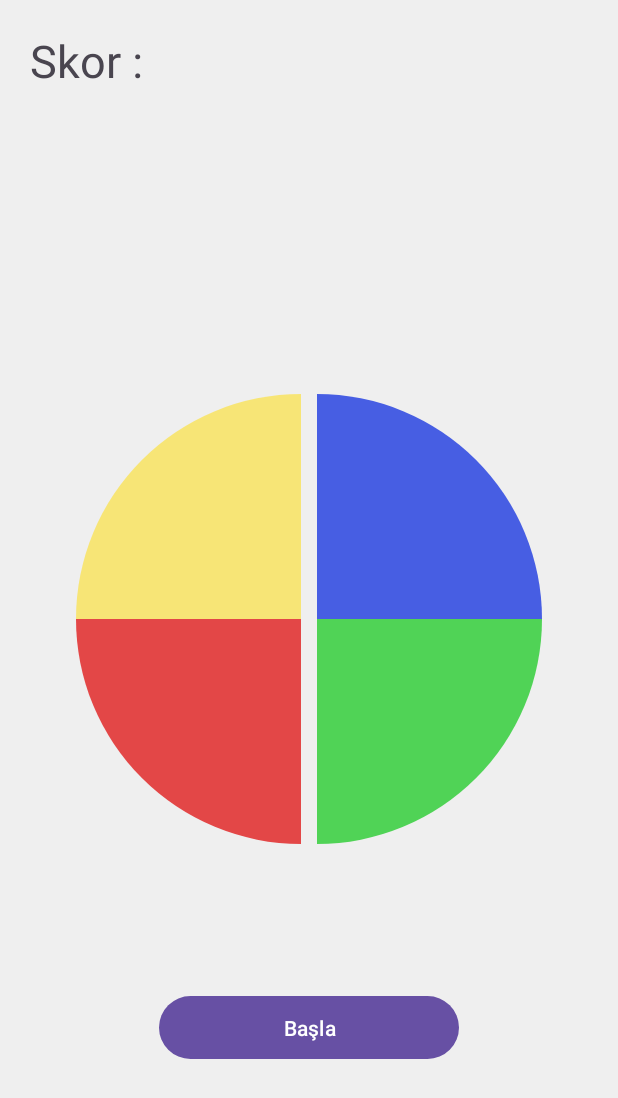
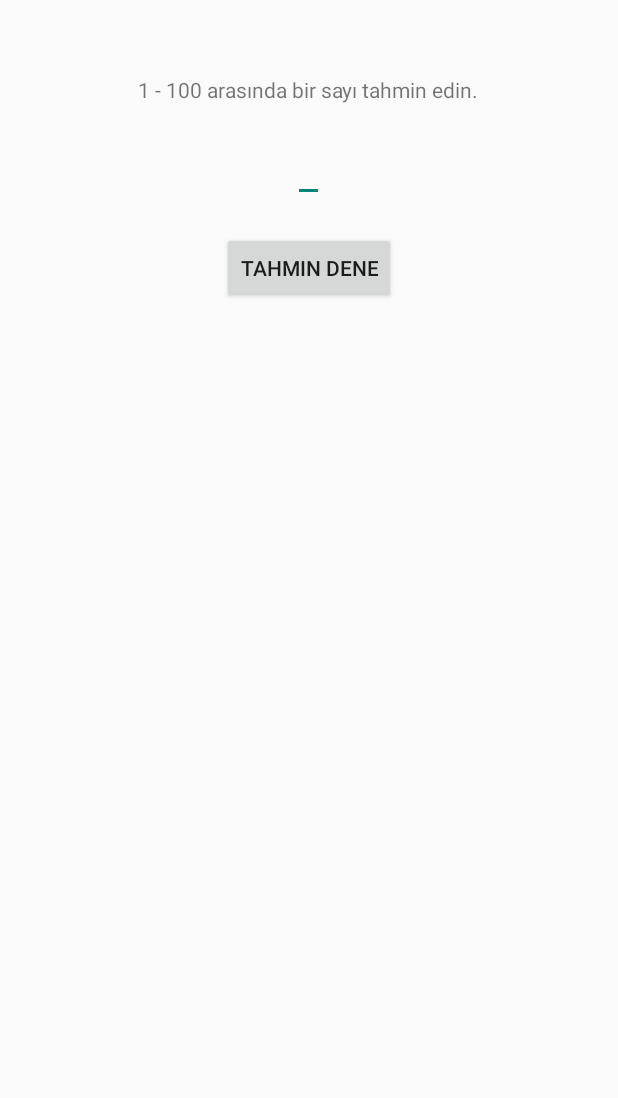
Before and after one commit to EnesTalhaCelik/MobilProgramlamaOdev2, an Android app: the screen it shows after launch (MainActivity), on a phone screen of 412 x 824 dp. Shown: the top 1098 px of the screen. Run offline under Robolectric (Android 15) with nearby library versions, the phone set to English and light mode, and no system bars.

```diff
--- a/app/src/main/java/com/example/mobilprogramlamaodev2/MainActivity.java
+++ b/app/src/main/java/com/example/mobilprogramlamaodev2/MainActivity.java
@@ -2,78 +2,79 @@ package com.example.mobilprogramlamaodev2;
 
 import androidx.appcompat.app.AppCompatActivity;
 
-import android.media.ToneGenerator;
+
 import android.os.Bundle;
+
+import android.view.View;
 import android.widget.Button;
-import android.widget.ImageButton;
+import android.widget.EditText;
+
+import android.widget.TextView;
 
 import java.util.Random;
-import java.util.ArrayList;
-import java.util.List;
 
 public class MainActivity extends AppCompatActivity {
 
-    //Enes Talha Çelik
-    //1 KIRMIZI 2 SARI 3 MAVİ 4 YEŞİL
-    //Oyunun başında [1 , 4] arasında rastgele bir sayı belirlenecek
-    //belirlenen sayı listenin sonuna eklenecek ve melodi sırayla çalınacak
-    //kullanıcı her butona bastığında listedeki o sıradaki sayı ile kullanıcının buton seçimi
-    //karşılaştırılacak
-    //doğru ise listeye yeni bir sayı eklenecek yanlış ise oyun sona erecek.
-
-
-    List<Integer> RenkSira = new ArrayList<Integer>();
-    Random rastgeleSayi = new Random();
-    int mevcutSira=0;
-    int kulaniciSkor = 0;
-    int yuksekSkor= 0;
-    private ToneGenerator toneGenerator;
-
-
-
-    public static void changeImageButtonDrawable(ImageButton imageButton, int drawableResId) {
-        imageButton.setImageResource(drawableResId);
-    }
-
-    private void listeyeRastgeleSayiEkle(){
-        int rastInt = rastgeleSayi.nextInt(3)+1;//rastgele fonk. 0'dan itibaren rastegele sayı ürettiği
-        //için +1 ekliyoruz
-        RenkSira.add(rastInt);//add metodu listenin sonuna ekliyor
-    }
-
-
-    private void kullaniciKarsilastir(int renk){
-        //her butona basıldığında mevcut sıradaki numara karşılaştırılacak ve bakılacak sıra numarası arttırılacak
-        if(RenkSira.get(mevcutSira) == renk){
-            mevcutSira++;
-        }
-        else{
-            mevcutSira = 0;
-            RenkSira.clear();
-        }
-        if(mevcutSira>RenkSira.size()){
-            //listeye yeni item ekleyeceksin. skoru arttıracaksın kazanma fonk
-            listeyeRastgeleSayiEkle();
-            kulaniciSkor +=1;
-            mevcutSira = 0;
-        }
-    }
-
-
-
-
+    private int randomNumber;
+    private EditText guessEditText;
+    private TextView resultTextView;
+    private Button playAgainButton;
 
     @Override
     protected void onCreate(Bundle savedInstanceState) {
         super.onCreate(savedInstanceState);
         setContentView(R.layout.activity_main);
 
-        ImageButton btnSari =   findViewById(R.id.sariButton);
+        guessEditText = findViewById(R.id.guessEditText);
+        resultTextView = findViewById(R.id.resultTextView);
+        playAgainButton = findViewById(R.id.playAgainButton);
 
+        Button guessButton = findViewById(R.id.guessButton);
+        guessButton.setOnClickListener(new View.OnClickListener() {
+            @Override
+            public void onClick(View v) {
+                checkGuess();
+            }
+        });
+
+
+        playAgainButton.setOnClickListener(new View.OnClickListener() {
+            @Override
+            public void onClick(View v) {
+                restartGame();
+            }
+        });
+
+
+        generateRandomNumber();
+    }
+
+    private void generateRandomNumber() {
+        Random random = new Random();
+        randomNumber = random.nextInt(100) + 1;
+    }
+
+    private void checkGuess() {
+        String guessString = guessEditText.getText().toString().trim();
+        if (!guessString.isEmpty()) {
+            int guess = Integer.parseInt(guessString);
+            if (guess == randomNumber) {
+                resultTextView.setText("Tebrikler Doğru Sayıyı Tahmin Ettiniz");
+                playAgainButton.setVisibility(View.VISIBLE);
+            } else if (guess < randomNumber) {
+                resultTextView.setText("Daha Yüksek Bir Sayı Deneyiniz");
+            } else {
+                resultTextView.setText("Daha Düşük Bir Sayı Deneyiniz");
+            }
+            guessEditText.setText("");
+        }
     }
 
 
-
-
-
+    private void restartGame() {
+        generateRandomNumber();
+        resultTextView.setText("");
+        guessEditText.setText("");
+        playAgainButton.setVisibility(View.GONE);
+    }
 }
--- /dev/null
+++ b/app/src/main/res/drawable/disc_red.xml
@@ -0,0 +1,5 @@
+<?xml version="1.0" encoding="utf-8"?>
+<shape xmlns:android="http://schemas.android.com/apk/res/android"
+    android:shape="oval">
+    <solid android:color="#FF0000" />
+</shape>
--- /dev/null
+++ b/app/src/main/res/drawable/disc_yellow.xml
@@ -0,0 +1,5 @@
+<?xml version="1.0" encoding="utf-8"?>
+<shape xmlns:android="http://schemas.android.com/apk/res/android"
+    android:shape="oval">
+    <solid android:color="#FFFF00" />
+</shape>
--- a/app/src/main/res/layout/activity_main.xml
+++ b/app/src/main/res/layout/activity_main.xml
@@ -1,120 +1,54 @@
-<?xml version="1.0" encoding="utf-8"?>
-<LinearLayout xmlns:android="http://schemas.android.com/apk/res/android"
-    xmlns:app="http://schemas.android.com/apk/res-auto"
+<RelativeLayout xmlns:android="http://schemas.android.com/apk/res/android"
     xmlns:tools="http://schemas.android.com/tools"
     android:layout_width="match_parent"
     android:layout_height="match_parent"
-    android:orientation="vertical"
-    tools:context=".MainActivity"
-    android:background="#EFEFEF">
+    tools:context=".MainActivity">
 
-    <LinearLayout
-        android:layout_width="match_parent"
-        android:layout_height="match_parent"
-        android:layout_weight="2"
-        android:orientation="horizontal">
+    <!-- Existing TextView, EditText, and Button for the game -->
+    <TextView
+        android:id="@+id/instructionTextView"
+        android:layout_width="wrap_content"
+        android:layout_height="wrap_content"
+        android:text="1 - 100 arasında bir sayı tahmin edin."
+        android:layout_centerHorizontal="true"
+        android:layout_marginTop="50dp"/>
 
+    <EditText
+        android:id="@+id/guessEditText"
+        android:layout_width="wrap_content"
+        android:layout_height="wrap_content"
+        android:inputType="number"
+        android:layout_below="@id/instructionTextView"
+        android:layout_centerHorizontal="true"
+        android:layout_marginTop="20dp"/>
 
+    <Button
+        android:id="@+id/guessButton"
+        android:layout_width="wrap_content"
+        android:layout_height="wrap_content"
+        android:text="Tahmin Dene"
+        android:layout_below="@id/guessEditText"
+        android:layout_centerHorizontal="true"
+        android:layout_marginTop="20dp"/>
 
-        <TextView
+    <!-- Play Again Button -->
+    <Button
+        android:id="@+id/playAgainButton"
+        android:layout_width="wrap_content"
+        android:layout_height="wrap_content"
+        android:text="Tekrar Başlayın"
+        android:layout_below="@id/resultTextView"
+        android:layout_centerHorizontal="true"
+        android:layout_marginTop="20dp"
+        android:visibility="gone"/>
 
-            android:id="@+id/textView"
-            android:layout_width="wrap_content"
-            android:layout_height="wrap_content"
-            android:layout_weight="1"
-            android:text="Skor :"
-            android:textSize="30dp"
-            android:paddingTop="20dp"
-            android:paddingLeft="20dp"
-            />
+    <TextView
+        android:id="@+id/resultTextView"
+        android:layout_width="wrap_content"
+        android:layout_height="wrap_content"
+        android:text=""
+        android:layout_below="@id/guessButton"
+        android:layout_centerHorizontal="true"
+        android:layout_marginTop="20dp"/>
 
-
-    </LinearLayout>
-
-    <LinearLayout
-        android:layout_width="match_parent"
-        android:layout_height="match_parent"
-        android:layout_weight="1"
-        android:orientation="vertical">
-
-        <LinearLayout
-            android:layout_width="match_parent"
-            android:layout_height="match_parent"
-            android:layout_weight="1"
-            android:orientation="horizontal">
-
-            <ImageButton
-                android:id="@+id/sariButton"
-                android:layout_gravity="bottom"
-                android:layout_width="wrap_content"
-                android:layout_height="wrap_content"
-                android:layout_weight="1"
-                android:background="@android:color/transparent"
-                app:srcCompat="@drawable/saributton"
-                android:paddingLeft="45dp"
-                />
-
-            <ImageButton
-                android:id="@+id/imageButton"
-                android:layout_gravity="bottom"
-                android:layout_width="wrap_content"
-                android:layout_height="wrap_content"
-                android:layout_weight="1"
-                android:background="@android:color/transparent"
-                app:srcCompat="@drawable/mavibutton"
-                android:paddingRight="45dp"
-                />
-        </LinearLayout>
-
-        <LinearLayout
-            android:layout_width="match_parent"
-            android:layout_height="match_parent"
-            android:layout_weight="1"
-            android:orientation="horizontal">
-
-            <ImageButton
-                android:id="@+id/imageButton3"
-                android:layout_width="wrap_content"
-                android:layout_height="wrap_content"
-                android:layout_weight="1"
-                android:background="@android:color/transparent"
-                app:srcCompat="@drawable/kirmizibutton"
-                android:paddingLeft="45dp"
-                />
-
-            <ImageButton
-                android:id="@+id/imageButton4"
-                android:layout_width="wrap_content"
-                android:layout_height="wrap_content"
-                android:layout_weight="1"
-                android:background="@android:color/transparent"
-                app:srcCompat="@drawable/yesilbutton"
-                android:paddingRight="45dp"
-                />
-        </LinearLayout>
-
-    </LinearLayout>
-
-    <LinearLayout
-        android:layout_width="match_parent"
-        android:layout_height="match_parent"
-        android:layout_weight="2"
-        android:orientation="vertical">
-
-        <Button
-            android:id="@+id/baslaButton"
-            android:layout_width="200dp"
-            android:layout_height="100dp"
-            android:layout_weight="1"
-            android:layout_gravity="center"
-            android:text="Başla"
-            />
-
-        <LinearLayout
-            android:layout_width="match_parent"
-            android:layout_height="match_parent"
-            android:layout_weight="1"
-            android:orientation="vertical"></LinearLayout>
-    </LinearLayout>
-
-</LinearLayout>
+</RelativeLayout>
--- a/app/src/main/res/values-night/themes.xml
+++ b/app/src/main/res/values-night/themes.xml
@@ -1,6 +1,6 @@
 <resources xmlns:tools="http://schemas.android.com/tools">
     <!-- Base application theme. -->
-    <style name="Base.Theme.MobilProgramlamaOdev2" parent="Theme.Material3.DayNight.NoActionBar">
+    <style name="Base.Theme.MobilProgramlamaOdev2" parent="Theme.AppCompat.Light.NoActionBar">
         <!-- Customize your dark theme here. -->
         <!-- <item name="colorPrimary">@color/my_dark_primary</item> -->
     </style>
--- a/app/src/main/res/values/colors.xml
+++ b/app/src/main/res/values/colors.xml
@@ -2,4 +2,8 @@
 <resources>
     <color name="black">#FF000000</color>
     <color name="white">#FFFFFFFF</color>
+    <color name="highlight_red">#fd1a0e</color>
+    <color name="highlight_blue">#0e4efd</color>
+    <color name="highlight_yellow">#fdf50e</color>
+    <color name="highlight_green">#16fd0e</color>
 </resources>
--- a/app/src/main/res/values/themes.xml
+++ b/app/src/main/res/values/themes.xml
@@ -1,6 +1,6 @@
 <resources xmlns:tools="http://schemas.android.com/tools">
     <!-- Base application theme. -->
-    <style name="Base.Theme.MobilProgramlamaOdev2" parent="Theme.Material3.DayNight.NoActionBar">
+    <style name="Base.Theme.MobilProgramlamaOdev2" parent="Theme.AppCompat.Light.NoActionBar">
         <!-- Customize your light theme here. -->
         <!-- <item name="colorPrimary">@color/my_light_primary</item> -->
     </style>
```
Also changed, not shown: app/src/main/res/drawable/board_background.xml (added, +9 -0 lines), app/src/main/res/drawable/cell_background.xml (added, +8 -0 lines), app/src/main/res/drawable/kare.xml (added, +10 -0 lines).
